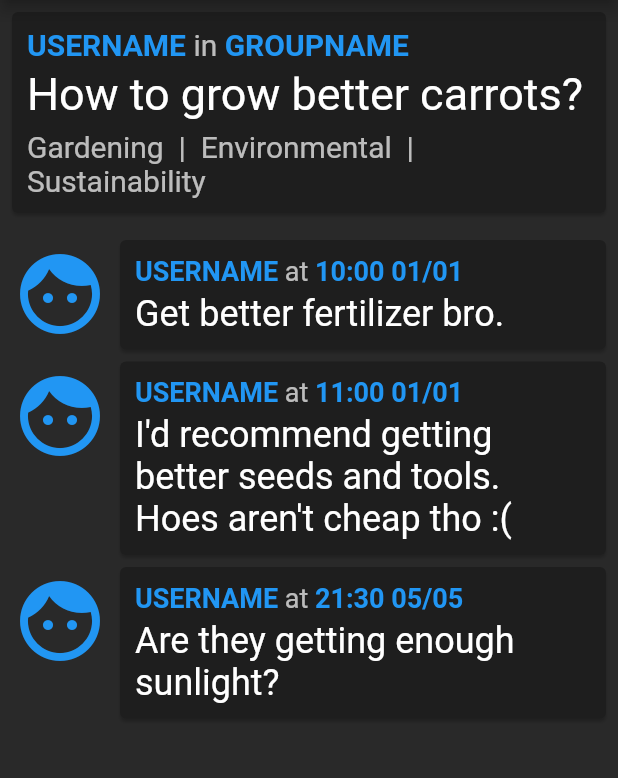
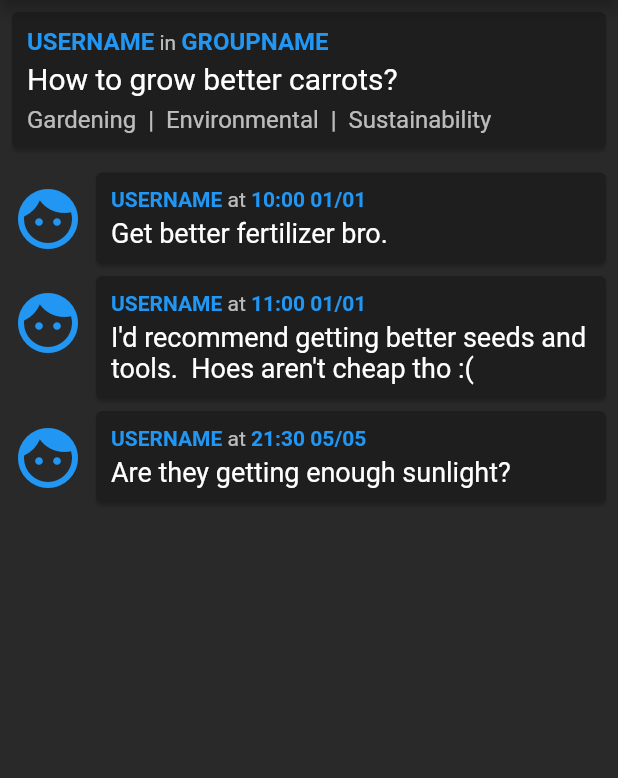
Before and after one commit to rijkdw/the_shed, a Flutter app: the UserHomePage screen opened directly, after a tap on an icon or button, on a phone screen of 412 x 824 dp, the part 84-862 px from its top. Run offline on Flutter 3.47's test engine with Material 2 defaults, Android fonts, the phone set to English and light mode, and no system bars; our stand-ins replace curved_navigation_bar.

Commit message:
Screen layout things, added more mock data.

```diff
--- a/front-end/lib/screens/home/chats.dart
+++ b/front-end/lib/screens/home/chats.dart
@@ -112,12 +112,12 @@ class Conversation extends StatelessWidget {
 
     final _chatColor = Colors.white.withOpacity(0.0); // to allow tapping anywhere on the chat name
 
-    final _senderStyle = TextStyle(fontSize: 24.0, color: Theme.of(context).accentColor);
-    final _textStyle = const TextStyle(fontSize: 18.0, color: Colors.white);
-    final _timeStyle = TextStyle(fontSize: 18.0, color: Theme.of(context).accentColor);
+    final _senderStyle = TextStyle(fontSize: 16.0, color: Theme.of(context).accentColor);
+    final _textStyle = const TextStyle(fontSize: 14.0, color: Colors.white);
+    final _timeStyle = TextStyle(fontSize: 14.0, color: Theme.of(context).accentColor);
 
     return Container(
-      margin: const EdgeInsets.only(bottom: 4),
+      margin: const EdgeInsets.only(bottom: 4, top: 4),
       padding: const EdgeInsets.all(4),
       color: debug ? Colors.black : _chatColor,
       child: Row(
--- a/front-end/lib/screens/home/feed.dart
+++ b/front-end/lib/screens/home/feed.dart
@@ -109,7 +109,7 @@ class _SortingBarState extends State<SortingBar> {
   @override
   Widget build(BuildContext context) {
 
-    final TextStyle _style = TextStyle(fontSize: 20, color: Colors.black);
+    final TextStyle _style = TextStyle(fontSize: 16, color: Colors.black);
 
     return Container(
       padding: const EdgeInsets.all(8),
@@ -210,7 +210,7 @@ class _PostCardState extends State<PostCard> {
 
     TextStyle _styleFooter = TextStyle(
       color: Colors.white70,
-      fontSize: 20,
+      fontSize: 16,
     );
 
     List<TextSpan> returnList = [];
@@ -248,19 +248,19 @@ class _PostCardState extends State<PostCard> {
     TextStyle _styleHeaderEmphasis = TextStyle(
       color: Colors.white,
       fontWeight: FontWeight.bold,
-      fontSize: 20,
+      fontSize: 16,
     );
     TextStyle _styleHeaderNormal = TextStyle(
       color: Colors.white70,
-      fontSize: 20,
+      fontSize: 14,
     );
     TextStyle _styleTitle = TextStyle(
       color: Colors.white,
-      fontSize: 30,
+      fontSize: 20,
     );
     TextStyle _styleFooter = TextStyle(
       color: Colors.white70,
-      fontSize: 20,
+      fontSize: 16,
     );
 
     return Container(
--- a/front-end/lib/screens/home/home.dart
+++ b/front-end/lib/screens/home/home.dart
@@ -60,27 +60,27 @@ class _UserHomePageState extends State<UserHomePage> {
         items: <Widget>[
           Icon(
             Icons.home,
-            size: 40,
+            size: 30,
             color: Colors.black,
           ),
           Icon(
             Icons.search,
-            size: 40,
+            size: 30,
             color: Colors.black
           ),
           Icon(
             Icons.favorite_border,
-            size: 40,
+            size: 30,
             color: Colors.black,
           ),
           Icon(
             Icons.message,
-            size: 40,
+            size: 30,
             color: Colors.black
           ),
           Icon(
             Icons.person,
-            size: 40,
+            size: 30,
             color: Colors.black
           ),
         ],
--- a/front-end/lib/screens/home/like.dart
+++ b/front-end/lib/screens/home/like.dart
@@ -42,12 +42,12 @@ class _LikePageState extends State<LikePage> {
           scrollDirection: Axis.vertical,
           children: [
             SizedBox(
-              height: MediaQuery.of(context).size.height/35,
+              height: MediaQuery.of(context).size.height/3.5,
             ),
             IconButton(
               iconSize: 100,
               splashColor: Colors.white,
-              splashRadius: 10,
+              // splashRadius: 10,
               icon: Icon(
                 Icons.thumb_up,
                 color: iconColor,
@@ -64,30 +64,6 @@ class _LikePageState extends State<LikePage> {
                 });
               },
             ),
-            Text(
-              'This is size 24',
-              style: TextStyle(fontSize: 24),
-            ),
-            Text(
-              'This is size 20',
-              style: TextStyle(fontSize: 20),
-            ),
-            Text(
-              'This is size 18',
-              style: TextStyle(fontSize: 18),
-            ),
-            Text(
-              'This is size 16',
-              style: TextStyle(fontSize: 16),
-            ),
-            Text(
-              'This is size 14',
-              style: TextStyle(fontSize: 14),
-            ),
-            Text(
-              'This is size 12',
-              style: TextStyle(fontSize: 12),
-            ),
           ],
         ),
       ),
--- a/front-end/lib/screens/home/postpage.dart
+++ b/front-end/lib/screens/home/postpage.dart
@@ -3,6 +3,8 @@ import 'package:rw334/models/post.dart';
 import 'package:rw334/models/comment.dart';
 import 'global.dart';
 import 'feed.dart';
+
+
 
 class PostPage extends StatelessWidget {
 
@@ -13,7 +15,6 @@ class PostPage extends StatelessWidget {
   Widget build(BuildContext context) {
 
     List<CommentCard> getCommentCards() {
-
       List<CommentCard> returnList = [];
       for (Comment comment in dummyComments) {
         if (comment.postId == this.post.id)
@@ -34,7 +35,9 @@ class PostPage extends StatelessWidget {
           ),
         ),
       ];
-      returnList.add(SizedBox(height: 6,));
+      returnList.add(SizedBox(
+        height: 4,
+      ));
       returnList.addAll(getCommentCards());
       return returnList;
     }
@@ -72,6 +75,8 @@ class PostPage extends StatelessWidget {
   }
 }
 
+
+
 class CommentCard extends StatelessWidget {
 
   Comment comment;
@@ -84,15 +89,15 @@ class CommentCard extends StatelessWidget {
     TextStyle _styleHeaderEmphasis = TextStyle(
       color: Colors.white,
       fontWeight: FontWeight.bold,
-      fontSize: 18,
+      fontSize: 14,
     );
     TextStyle _styleHeaderNormal = TextStyle(
       color: Colors.white70,
-      fontSize: 18,
+      fontSize: 14,
     );
     TextStyle _styleBody = TextStyle(
       color: Colors.white,
-      fontSize: 24,
+      fontSize: 18,
     );
 
     return Container(
@@ -103,12 +108,12 @@ class CommentCard extends StatelessWidget {
         crossAxisAlignment: CrossAxisAlignment.start,
         children: [
           Container(
-            padding: const EdgeInsets.fromLTRB(0, 4, 8, 0),
+            padding: const EdgeInsets.fromLTRB(0, 7, 8, 0),
             // color: Colors.red,
             child: Icon(
               Icons.face,
               color: Theme.of(context).accentColor,
-              size: 64,
+              size: 48,
             ),
           ),
           Expanded(
--- a/front-end/lib/screens/home/search.dart
+++ b/front-end/lib/screens/home/search.dart
@@ -40,16 +40,13 @@ class SearchPage extends StatelessWidget {
 
 class SearchBar extends StatelessWidget {
 
-  // constants
-
-  // styles
-  final _inputTextStyle = TextStyle(color: Colors.black, fontSize: 22.0);
-  final _inputHintStyle = TextStyle(color: Colors.grey);
-
   final TextEditingController controller = new TextEditingController();
 
   @override
   Widget build(BuildContext context) {
+
+    final _inputTextStyle = TextStyle(color: Colors.black, fontSize: 16.0);
+    final _inputHintStyle = TextStyle(color: Colors.grey);
 
     return Container(
       // white rectangle
@@ -64,11 +61,11 @@ class SearchBar extends StatelessWidget {
         ]
       ),
       child: Container(
-        padding: const EdgeInsets.all(6),
+        padding: const EdgeInsets.all(4),
 
         // grey rounded
         child: Container(
-          padding: const EdgeInsets.fromLTRB(20, 10, 10, 10),
+          padding: const EdgeInsets.only(left: 8),
           decoration: BoxDecoration(
             color: Colors.black12,
             borderRadius: BorderRadius.all(Radius.circular(20)),
```
Also changed, not shown: front-end/lib/screens/home/chatscreen.dart (+4 -4 lines), front-end/lib/screens/home/global.dart (+27 -2 lines), front-end/pubspec.lock.
